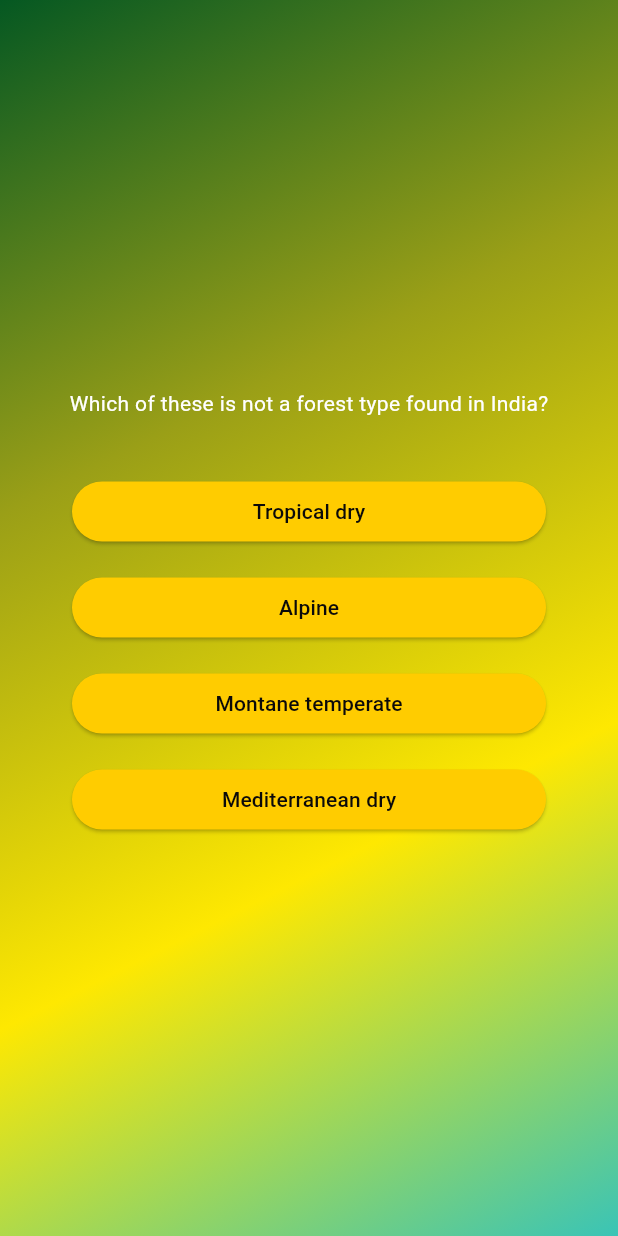
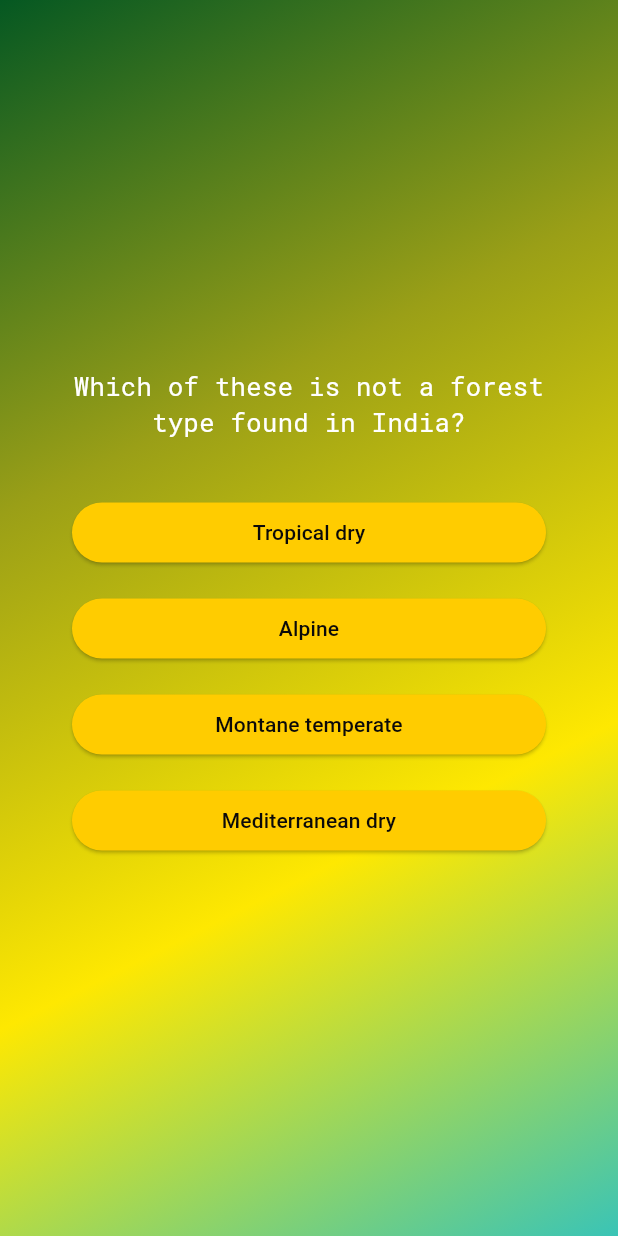
Before and after one commit to Sssketchy/QuizApp-Forests, a Flutter app: the screen it shows after launch, after a tap on "Start Quiz", after a tap on "timber", on a phone screen of 412 x 824 dp. Run offline on Flutter 3.47's test engine with Material 3 defaults, Android fonts, the phone set to English and light mode, and no system bars; our stand-ins replace google_fonts.

Commit message:
Navigates to start screen in the end

```diff
--- a/lib/answer_button.dart
+++ b/lib/answer_button.dart
@@ -21,7 +21,7 @@ class AnswerButton extends StatelessWidget {
         ), //nicely rounded corners
       ),
       onPressed: onTap,
-      child: Center(child: Text(ans)),
+      child: Center(child: Text(ans, textAlign: TextAlign.center)),
     );
   }
 }
--- a/lib/questions_screen.dart
+++ b/lib/questions_screen.dart
@@ -1,9 +1,13 @@
 import 'package:adv_basics/answer_button.dart';
 import 'package:flutter/material.dart';
 import 'package:adv_basics/data/questions.dart';
+import 'package:google_fonts/google_fonts.dart';
 
 class QuestionsScreen extends StatefulWidget {
-  const QuestionsScreen({super.key});
+  QuestionsScreen({required this.onSelectAnswer, super.key});
+
+  void Function(String ans)
+  onSelectAnswer; // quiz.dart function to store selected answers
 
   @override
   State<QuestionsScreen> createState() {
@@ -13,7 +17,11 @@ class QuestionsScreen extends StatefulWidget {
 
 class _QuestionsScreenState extends State<QuestionsScreen> {
   var currentQuestionIndex = 0;
-  void answerQuestion() {
+  void answerQuestion(String selectedAnswer) {
+    widget.onSelectAnswer(
+      selectedAnswer,
+    ); // since _state can't acess var outside of them.
+
     setState(() {
       if (currentQuestionIndex < 9) {
         currentQuestionIndex++;
@@ -37,7 +45,10 @@ class _QuestionsScreenState extends State<QuestionsScreen> {
             Center(
               child: Text(
                 currentQuestion.text,
-                style: const TextStyle(color: Colors.white),
+                style: GoogleFonts.robotoMono(
+                  textStyle: TextStyle(color: Colors.white, fontSize: 17),
+                ),
+                textAlign: TextAlign.center,
               ),
             ),
             SizedBox(height: 30),
@@ -47,7 +58,12 @@ class _QuestionsScreenState extends State<QuestionsScreen> {
             ...currentQuestion.getShuffledAnswers().map((x) {
               return Padding(
                 padding: const EdgeInsets.all(8.0),
-                child: AnswerButton(ans: x, onTap: answerQuestion),
+                child: AnswerButton(
+                  ans: x,
+                  onTap: () {
+                    answerQuestion(x);
+                  },
+                ),
               );
             }), // list the ... is a keyword
             // what it does is [list, 1,2,3] if list = [5,6,7]
--- a/lib/quiz.dart
+++ b/lib/quiz.dart
@@ -1,3 +1,4 @@
+import 'package:adv_basics/data/questions.dart';
 import 'package:adv_basics/questions_screen.dart';
 import 'package:adv_basics/start_screen.dart';
 
@@ -19,7 +20,9 @@ class _QuizState extends State<Quiz> {
 
   var activeScreen = 'Start-Screen';
 
-  // you dont need init if you are using var string to assign the states
+  List<String> selectedAnswers = []; // answers selected by the attendee
+
+  // you dont need init if you are using var string to assign the states a.k.a the start screen
   // @override
   // void initState() {
   //   super.initState();
@@ -27,9 +30,20 @@ class _QuizState extends State<Quiz> {
   // }
 
   void switchScreen() {
+    // function used inside on-pressed
     setState(() {
+      selectedAnswers = [];
       activeScreen = 'Question-Screen';
     });
+  }
+
+  void chooseAnswer(String ans) {
+    selectedAnswers.add(ans);
+    if (selectedAnswers.length == questions.length) {
+      setState(() {
+        activeScreen = 'Start-Screen';
+      });
+    }
   }
 
   @override
@@ -37,7 +51,9 @@ class _QuizState extends State<Quiz> {
     final screenChoice =
         activeScreen == 'Start-Screen'
             ? StartScreen(switchScreen)
-            : QuestionsScreen();
+            : QuestionsScreen(
+              onSelectAnswer: chooseAnswer,
+            ); // passing function as a parameter
 
     return MaterialApp(
       home: Scaffold(
--- a/lib/start_screen.dart
+++ b/lib/start_screen.dart
@@ -1,4 +1,5 @@
 import 'package:flutter/material.dart';
+import 'package:google_fonts/google_fonts.dart';
 
 class StartScreen extends StatelessWidget {
   const StartScreen(
@@ -8,7 +9,8 @@ class StartScreen extends StatelessWidget {
   // void function() meaning - starquiz is a function that takes no arguements hence empty ()
   // and it has no return type therefore void
 
-  final void Function() startQuiz;
+  final void Function()
+  startQuiz; // has the activeScreen assigned to QuestionsScreen
 
   @override
   Widget build(ctx) {
@@ -16,12 +18,12 @@ class StartScreen extends StatelessWidget {
       child: Column(
         mainAxisSize: MainAxisSize.min,
         children: [
-          Image.asset('assets/images/tree.png', width: 300),
-          SizedBox(height: 40),
           Text(
             'Forests and their Management Quiz',
-            style: TextStyle(fontSize: 20, color: Colors.white),
+            style: GoogleFonts.unbounded(fontSize: 17),
           ),
+          SizedBox(height: 40),
+          Image.asset('assets/images/tree.png', width: 300),
           SizedBox(height: 40),
           ElevatedButton.icon(
             style: ElevatedButton.styleFrom(
--- a/pubspec.yaml
+++ b/pubspec.yaml
@@ -34,6 +34,7 @@ dependencies:
   # The following adds the Cupertino Icons font to your application.
   # Use with the CupertinoIcons class for iOS style icons.
   cupertino_icons: ^1.0.8
+  google_fonts: ^6.2.1
 
 dev_dependencies:
   flutter_test:
```
Also changed, not shown: lib/results_screen.dart (added, +10 -0 lines), pubspec.lock, 1 other file.
